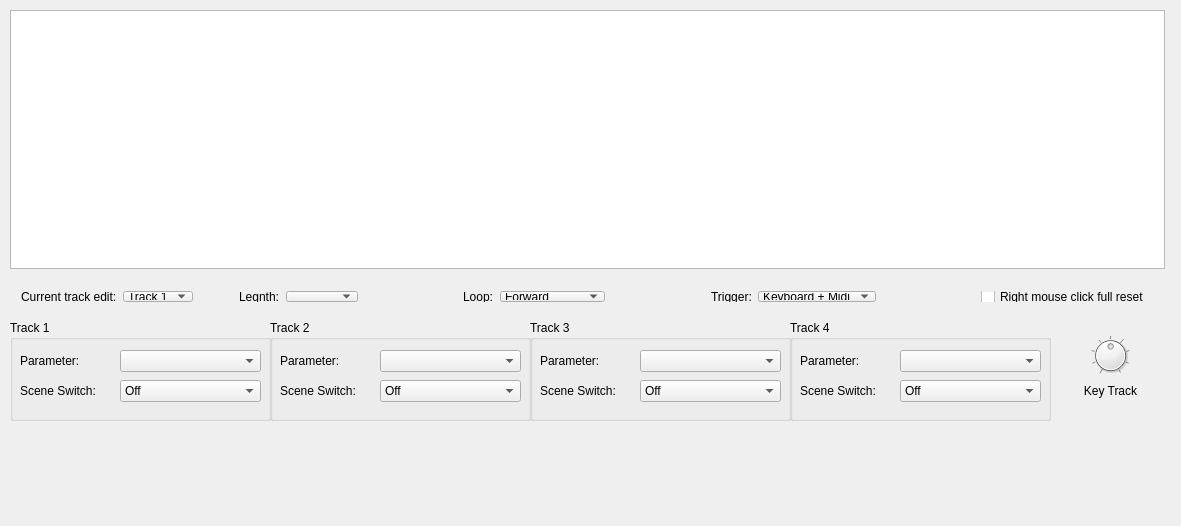
Old version of the form src/View/FreeEGWidget.ui in the repository thefinalcutbg/QAN1xEditor.
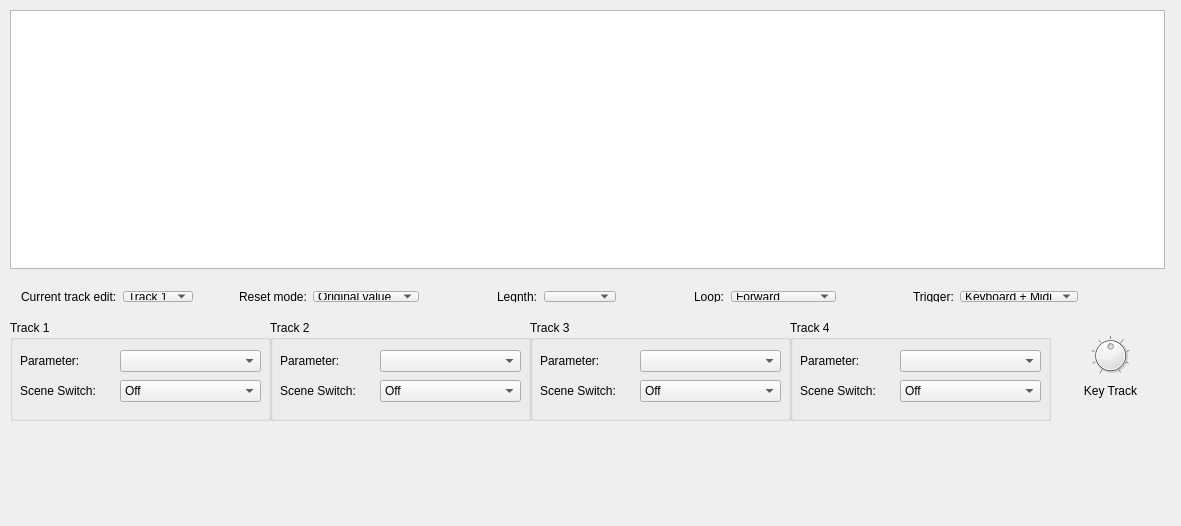
New version of the form. Custom widgets are drawn as their Qt base class.

Commit message: reset mode changed to combo box

Patch:
```diff
--- a/src/View/FreeEGWidget.ui
+++ b/src/View/FreeEGWidget.ui
@@ -485,6 +485,40 @@
       </property>
      </spacer>
     </item>
+    <item>
+     <widget class="QLabel" name="label_13">
+      <property name="text">
+       <string>Reset mode:</string>
+      </property>
+     </widget>
+    </item>
+    <item>
+     <widget class="QComboBox" name="resetMode">
+      <item>
+       <property name="text">
+        <string>Original value</string>
+       </property>
+      </item>
+      <item>
+       <property name="text">
+        <string>Null value</string>
+       </property>
+      </item>
+     </widget>
+    </item>
+    <item>
+     <spacer name="horizontalSpacer_5">
+      <property name="orientation">
+       <enum>Qt::Horizontal</enum>
+      </property>
+      <property name="sizeHint" stdset="0">
+       <size>
+        <width>40</width>
+        <height>20</height>
+       </size>
+      </property>
+     </spacer>
+    </item>
     <item>
      <widget class="QLabel" name="label_12">
       <property name="text">
@@ -606,13 +640,6 @@
       </property>
      </spacer>
     </item>
-    <item>
-     <widget class="QCheckBox" name="resetToZeroCheck">
-      <property name="text">
-       <string>Right mouse click full reset</string>
-      </property>
-     </widget>
-    </item>
    </layout>
   </widget>
  </widget>
```
The commit also changes 1 other file.
